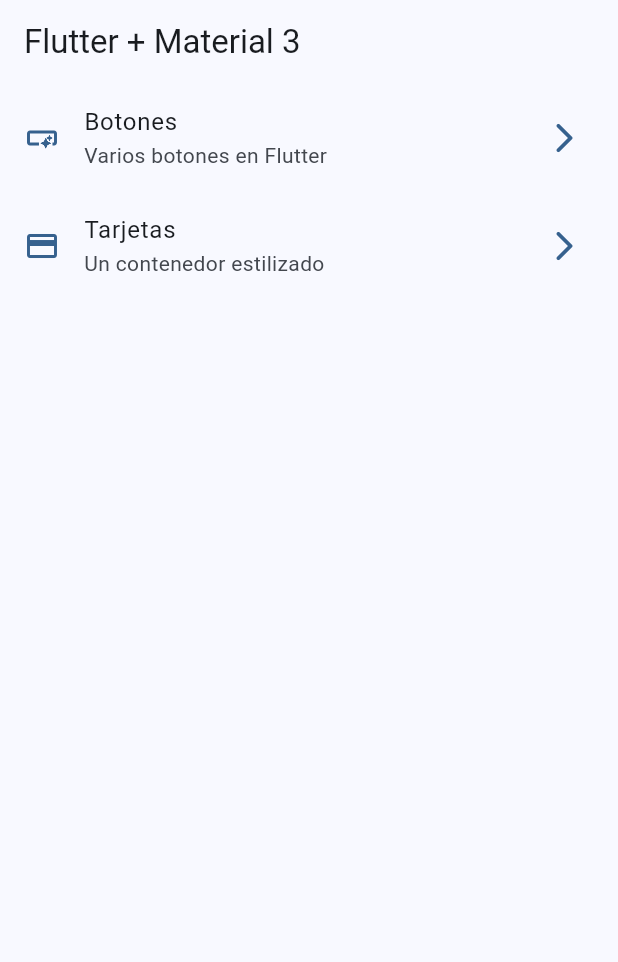
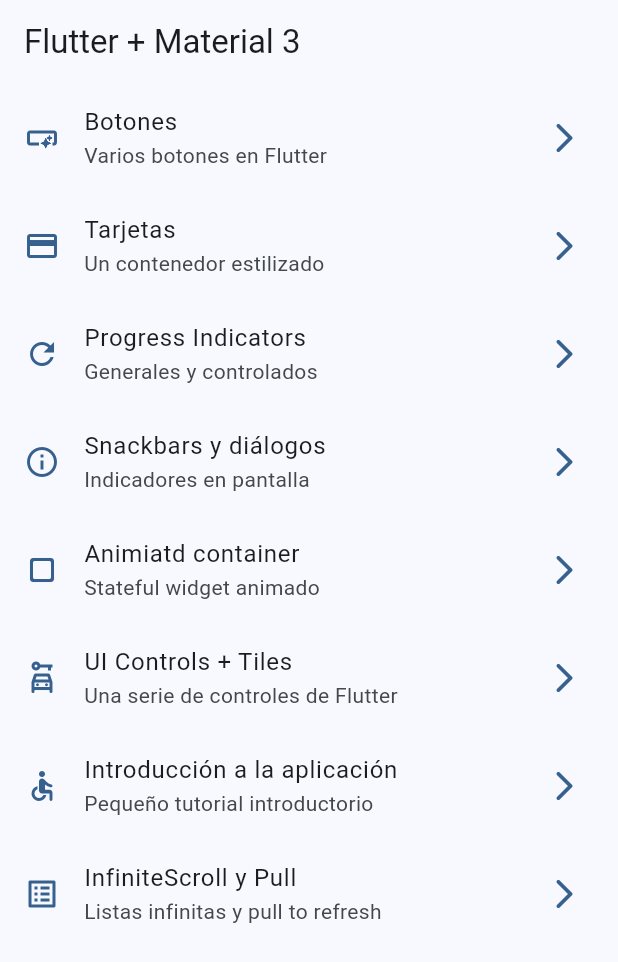
Before and after one commit to Osovan/widgets_app, a Flutter app: the screen it shows after launch, on a phone screen of 412 x 824 dp. Shown: the top 962 px of the screen. Run offline on Flutter 3.47's test engine with Material 3 defaults, Android fonts, the phone set to English and light mode, and no system bars; our stand-ins replace go_router; missing offline and left inert: dart:ffi.

Commit message:
new menu options

```diff
--- a/lib/config/menu/menu_items.dart
+++ b/lib/config/menu/menu_items.dart
@@ -24,4 +24,34 @@ const appMenuItems = <MenuItem>[
       subTitle: 'Un contenedor estilizado',
       link: '/cards',
       icon: Icons.credit_card),
+  MenuItem(
+      title: 'Progress Indicators',
+      subTitle: 'Generales y controlados',
+      link: '/progress',
+      icon: Icons.refresh),
+  MenuItem(
+      title: 'Snackbars y diálogos',
+      subTitle: 'Indicadores en pantalla',
+      link: '/snackbar',
+      icon: Icons.info_outline),
+  MenuItem(
+      title: 'Animiatd container',
+      subTitle: 'Stateful widget animado',
+      link: '/animated',
+      icon: Icons.crop_square_rounded),
+  MenuItem(
+      title: 'UI Controls + Tiles',
+      subTitle: 'Una serie de controles de Flutter',
+      link: '/ui_controls',
+      icon: Icons.car_rental_outlined),
+  MenuItem(
+      title: 'Introducción a la aplicación',
+      subTitle: 'Pequeño tutorial introductorio',
+      link: '/app_tutorial',
+      icon: Icons.accessible_rounded),
+  MenuItem(
+      title: 'InfiniteScroll y Pull',
+      subTitle: 'Listas infinitas y pull to refresh',
+      link: '/infinite_scroll',
+      icon: Icons.list_alt),
 ];
--- a/lib/config/router/app_router.dart
+++ b/lib/config/router/app_router.dart
@@ -20,5 +20,35 @@ final appRouter = GoRouter(
       name: CardsScreen.name,
       builder: (context, state) => CardsScreen(),
     ),
+    GoRoute(
+      path: '/progress',
+      name: ProgressScreen.name,
+      builder: (context, state) => ProgressScreen(),
+    ),
+    GoRoute(
+      path: '/snackbar',
+      name: SnackbarScreen.name,
+      builder: (context, state) => SnackbarScreen(),
+    ),
+    GoRoute(
+      path: '/animated',
+      name: Animatedscreen.name,
+      builder: (context, state) => Animatedscreen(),
+    ),
+    GoRoute(
+      path: '/ui_controls',
+      name: UiControlsScreen.name,
+      builder: (context, state) => UiControlsScreen(),
+    ),
+    GoRoute(
+      path: '/app_tutorial',
+      name: Apptutorial.name,
+      builder: (context, state) => Apptutorial(),
+    ),
+    GoRoute(
+      path: '/infinite_scroll',
+      name: InfiniteScrollScreen.name,
+      builder: (context, state) => InfiniteScrollScreen(),
+    ),
   ],
 );
--- a/lib/presentation/screens/home/home_screen.dart
+++ b/lib/presentation/screens/home/home_screen.dart
@@ -1,7 +1,6 @@
 import 'package:flutter/material.dart';
 import 'package:go_router/go_router.dart';
 import 'package:widgets_app/config/menu/menu_items.dart';
-import 'package:widgets_app/presentation/screens/cards/cards_screen.dart';
 
 class HomeScreen extends StatelessWidget {
   static const String name = 'home_screen';
--- a/lib/presentation/screens/screens.dart
+++ b/lib/presentation/screens/screens.dart
@@ -5,5 +5,5 @@ export 'package:widgets_app/presentation/screens/cards/cards_screen.dart';
 export 'package:widgets_app/presentation/screens/home/home_screen.dart';
 export 'package:widgets_app/presentation/screens/infinite_scroll/infinite_scroll_screen.dart';
 export 'package:widgets_app/presentation/screens/progress/progress_screen.dart';
-export 'package:widgets_app/presentation/screens/snacbar/snackbar_screen.dart';
+export 'package:widgets_app/presentation/screens/snackbar/snackbar_screen.dart';
 export 'package:widgets_app/presentation/screens/ui_constrols/ui_constrols_screen.dart';
```
Also changed, not shown: lib/presentation/screens/snackbar/snackbar_screen.dart (renamed from lib/presentation/screens/snacbar/snackbar_screen.dart).
